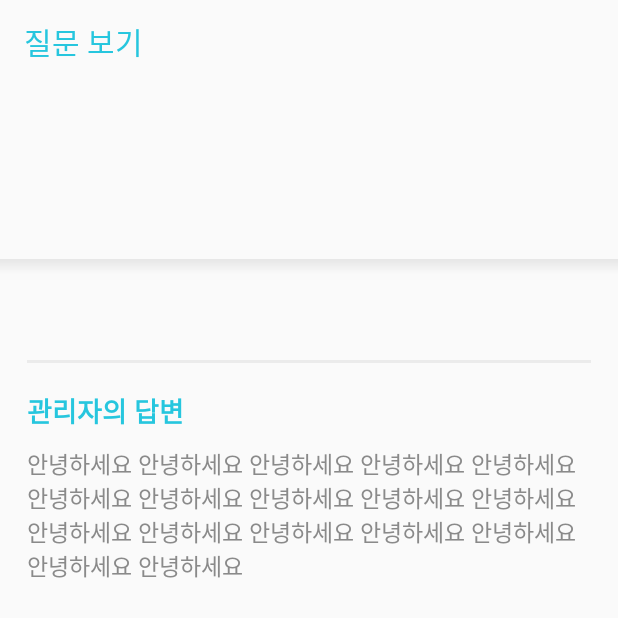
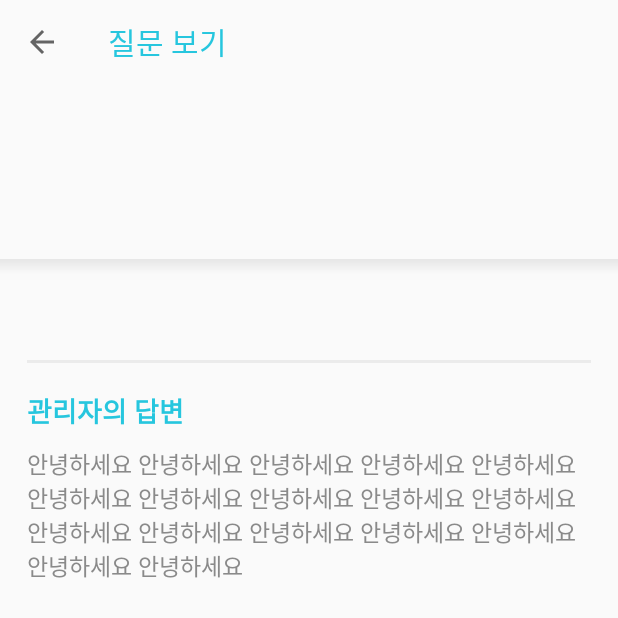
Before and after one commit to buddman1208/Alime, an Android app: the QuestionViewActivity screen opened directly, with no data from a screen before it, on a phone screen of 412 x 824 dp, the top half of it. Run offline under Robolectric (Android 15) with nearby library versions, the phone set to English and light mode, and no system bars; our stand-ins replace data binding; libraries missing offline, so code that uses them is left out: com.afollestad.materialdialogs; 2 statements that could not run were skipped.

Commit message:
Make Exception when edittext is blank

```diff
--- a/app/src/main/java/kr/edcan/alime/activity/AuthActivity.java
+++ b/app/src/main/java/kr/edcan/alime/activity/AuthActivity.java
@@ -25,6 +25,7 @@ public class AuthActivity extends AppCompatActivity {
     NetworkInterface service;
     ActivityAuthBinding binding;
     DataManager manager;
+
     @Override
     protected void onCreate(Bundle savedInstanceState) {
         super.onCreate(savedInstanceState);
@@ -39,12 +40,13 @@ public class AuthActivity extends AppCompatActivity {
         binding.loginLogin.setOnClickListener(new View.OnClickListener() {
             @Override
             public void onClick(View view) {
+                if (!binding.loginId.getText().toString().trim().isEmpty() && !binding.loginPassword.getText().toString().trim().isEmpty()) {
                     userLogin = service.userLogin(binding.loginId.getText().toString().trim(),
                             binding.loginPassword.getText().toString().trim());
                     userLogin.enqueue(new Callback<User>() {
                         @Override
                         public void onResponse(Call<User> call, Response<User> response) {
-                        switch (response.code()){
+                            switch (response.code()) {
                                 case 200:
                                     manager.saveUser(response.body());
                                     finish();
@@ -62,6 +64,8 @@ public class AuthActivity extends AppCompatActivity {
                             Toast.makeText(AuthActivity.this, "서버와의 연결에 문제가 있습니다.\n이 문제가 지속될 시, 서비스 관리자에게 문의해주세요.", Toast.LENGTH_SHORT).show();
                         }
                     });
+                } else
+                    Toast.makeText(AuthActivity.this, "공백 없이 입력해주세요!", Toast.LENGTH_SHORT).show();
             }
         });
         binding.loginRegister.setOnClickListener(new View.OnClickListener() {
--- a/app/src/main/java/kr/edcan/alime/activity/QuestionViewActivity.java
+++ b/app/src/main/java/kr/edcan/alime/activity/QuestionViewActivity.java
@@ -61,6 +61,7 @@ public class QuestionViewActivity extends AppCompatActivity {
         String reply = intent.getStringExtra("reply");
         toolbar = (Toolbar) findViewById(R.id.toolbar);
         setSupportActionBar(toolbar);
+        getSupportActionBar().setDisplayHomeAsUpEnabled(true);
         noticeBinding.questionTitle.setPrimaryText(intent.getStringExtra("title"));
         noticeBinding.questionTitle.setSubText(intent.getStringExtra("date"));
         noticeid = intent.getStringExtra("noticeid");
@@ -92,6 +93,7 @@ public class QuestionViewActivity extends AppCompatActivity {
                         .onPositive(new MaterialDialog.SingleButtonCallback() {
                             @Override
                             public void onClick(@NonNull MaterialDialog dialog, @NonNull DialogAction which) {
+                                if (!view.getText().toString().trim().equals("")) {
                                     Call<ResponseBody> reply = service.replyQuestion(
                                             manager.getActiveUser().second.getId(),
                                             noticeid,
@@ -115,6 +117,8 @@ public class QuestionViewActivity extends AppCompatActivity {
                                             Toast.makeText(QuestionViewActivity.this, "서버와의 통신에 문제가있습니다\n관리자에게 문의해주세요.", Toast.LENGTH_SHORT).show();
                                         }
                                     });
+                                } else
+                                    Toast.makeText(QuestionViewActivity.this, "공백 없이 입력해주세요!", Toast.LENGTH_SHORT).show();
                             }
                         }).show();
         }
--- a/app/src/main/res/menu/question_menu.xml
+++ b/app/src/main/res/menu/question_menu.xml
@@ -1,6 +1,8 @@
 <?xml version="1.0" encoding="utf-8"?>
-<menu xmlns:android="http://schemas.android.com/apk/res/android">
+<menu xmlns:android="http://schemas.android.com/apk/res/android"
+    xmlns:app="http://schemas.android.com/apk/res-auto">
     <item
         android:id="@+id/answer"
-        android:title="답변하기" />
+        android:title="답변하기"
+        app:showAsAction="always" />
 </menu>
```
Also changed, not shown: app/src/main/java/kr/edcan/alime/activity/NewQuestion.java (+11 -5 lines), app/src/main/java/kr/edcan/alime/activity/RegisterActivity.java (+7 -1 lines). Lines whose indentation alone changed are shown as unchanged.
